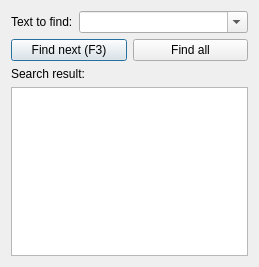
This is source/qtdesigner/find_ui.ui in MValaguz/MSql as Qt 5 draws it before an edit. The edited form follows.
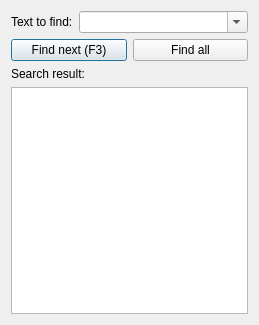
This is the edited form. Icons and pictures are not drawn.

```diff
--- a/source/qtdesigner/find_ui.ui
+++ b/source/qtdesigner/find_ui.ui
@@ -7,7 +7,7 @@
     <x>0</x>
     <y>0</y>
     <width>259</width>
-    <height>267</height>
+    <height>325</height>
    </rect>
   </property>
   <property name="windowTitle">
```
Left out of the diff: 3 changed lines with no effect on the pictures.
